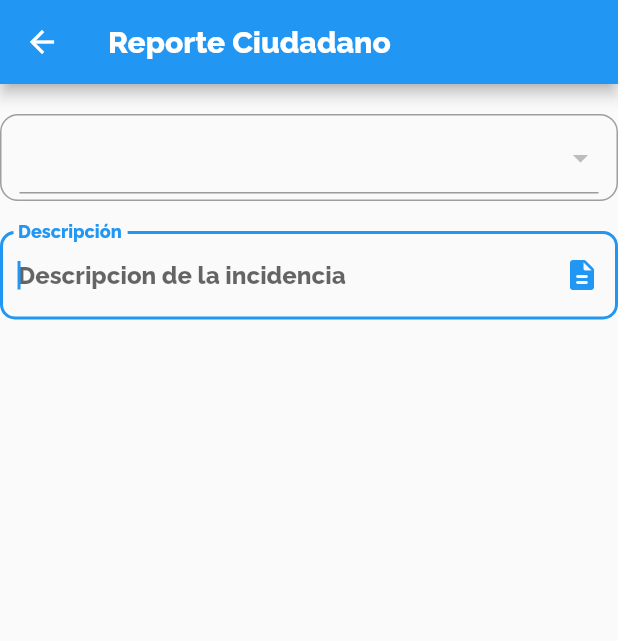
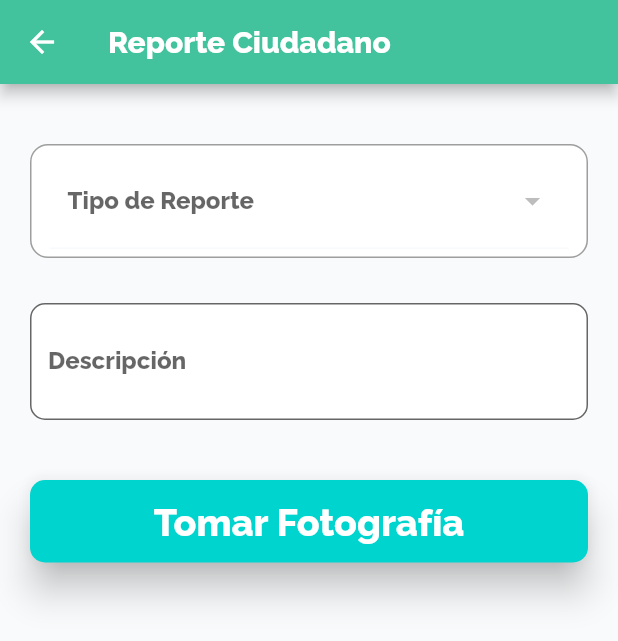
Before and after one commit to paoyomira/app_sucre, a Flutter app: the CitizenReportScreen screen opened by its route, on a phone screen of 412 x 824 dp. Shown: the top 641 px of the screen. Run offline on Flutter 3.47's test engine with Material 2 defaults, Android fonts, the phone set to English and light mode, and no system bars; our stand-ins replace flutter_dotenv, flutter_secure_storage; accounts and stored records are empty; network calls fail.

Commit message:
mejora al disenio

```diff
--- a/lib/providers/app_providers/citizen_report_provider.dart
+++ b/lib/providers/app_providers/citizen_report_provider.dart
@@ -8,6 +8,7 @@ class CitizerReportFormProvider extends ChangeNotifier {
   String email = '';
   String password = '';
   IncidentsResponse? selectedOption;
+  String description = '';
 
   bool _isLoading = false;
   bool get isLoading => _isLoading;
--- a/lib/screens/incidents/incidents_screen.dart
+++ b/lib/screens/incidents/incidents_screen.dart
@@ -16,13 +16,13 @@ class IncidentsScreen extends StatelessWidget {
     // apiService.getIncidentTypes();
     return Scaffold(
         appBar: AppBar(
-            // title: const Text('Incidencias'),
-            ),
+          title: const Text('Incidencias'),
+        ),
         // drawer: const MenuWidget(),
         body: Container(
             color: const Color(0xffF8FAFB),
             padding: const EdgeInsets.all(20.0),
-            margin: const EdgeInsets.symmetric(vertical: 6.0),
+            margin: const EdgeInsets.symmetric(vertical: 16.0),
             child: ListView.builder(
                 itemCount: apiService.incidentsTypes.length,
                 scrollDirection: Axis.vertical,
--- a/lib/screens/login/login_screen.dart
+++ b/lib/screens/login/login_screen.dart
@@ -104,7 +104,7 @@ class _LoginForm extends StatelessWidget {
 
                       final String? errorMessage = await authService.loginUser(
                           loginForm.email, loginForm.password);
-                      print(errorMessage);
+                      // print(errorMessage);
                       if (errorMessage == null) {
                         Navigator.pushReplacementNamed(context, 'home');
                       } else {
--- a/lib/screens/reports/citizen_report_screen.dart
+++ b/lib/screens/reports/citizen_report_screen.dart
@@ -2,7 +2,6 @@
 import 'package:app_sucre/models/models.dart';
 import 'package:app_sucre/providers/providers.dart';
 import 'package:app_sucre/services/services.dart';
-import 'package:app_sucre/ui/input_decorations.dart';
 import 'package:flutter/material.dart';
 
 // Importaciones Aplicación
@@ -33,7 +32,10 @@ class _CitizenReportScreen extends State<CitizenReportScreen> {
         appBar: AppBar(
           title: const Text('Reporte Ciudadano'),
         ),
-        body: Form(
+        body: Container(
+          color: const Color(0xffF8FAFB),
+          padding: const EdgeInsets.all(20.0),
+          child: Form(
               key: reportForm.formKey,
               autovalidateMode: AutovalidateMode.onUserInteraction,
               child: Column(
@@ -43,10 +45,11 @@ class _CitizenReportScreen extends State<CitizenReportScreen> {
                   ),
                   Container(
                     decoration: BoxDecoration(
+                        color: Colors.white,
                         border: Border.all(color: Colors.grey, width: 1),
                         borderRadius: BorderRadius.circular(12)),
                     padding:
-                      const EdgeInsets.symmetric(horizontal: 12, vertical: 4),
+                        const EdgeInsets.symmetric(horizontal: 12, vertical: 5),
                     margin: const EdgeInsets.all(0),
                     child: Row(
                       children: <Widget>[
@@ -54,6 +57,13 @@ class _CitizenReportScreen extends State<CitizenReportScreen> {
                           child: DropdownButtonHideUnderline(
                             child: DropdownButtonFormField(
                                 value: reportForm.selectedOption,
+                                decoration: const InputDecoration(
+                                    fillColor: Colors.white,
+                                    filled: true,
+                                    labelText: 'Tipo de Reporte',
+                                    enabledBorder: UnderlineInputBorder(
+                                        borderSide: BorderSide(
+                                            color: Color(0xffF8FAFB)))),
                                 items: lista,
                                 isExpanded: true,
                                 onChanged: (opt) {
@@ -67,15 +77,61 @@ class _CitizenReportScreen extends State<CitizenReportScreen> {
                       ],
                     ),
                   ),
+                  const SizedBox(height: 30.0),
+                  TextFormField(
+                    minLines: 2,
+                    onChanged: (value) => reportForm.description = value,
+                    validator: (value) {
+                      return (value != null && value.length >= 6)
+                          ? null
+                          : 'Por lo menos 6 caracteres';
+                    },
+                    maxLines: 6,
+                    // autofocus: true,
+                    decoration: InputDecoration(
+                      hintText: 'Descripción del Reporte',
+                      labelText: 'Descripción',
+                      hoverColor: Colors.white,
+                      focusedBorder: OutlineInputBorder(
+                        borderSide: const BorderSide(
+                            color: Color(0xff24d7ca), width: 2.0),
+                        borderRadius: BorderRadius.circular(15.0),
+                      ),
+                      fillColor: Colors.white,
+                      filled: true,
+                      floatingLabelStyle: TextStyle(
+                        color: Colors.black87,
+                      ),
+                      border: OutlineInputBorder(
+                        borderRadius: BorderRadius.circular(10.0),
+                      ),
+                      // suffixIcon: const Icon(Icons.description_outlined),
+                    ),
+                    // onChanged: (valor) {},
+                  ),
                   const SizedBox(height: 20.0),
-                const IncidenceDescriptionWidget(),
-                const SizedBox(height: 20.0),
+                  const SizedBox(
+                    height: 20.0,
+                  ),
+                  EvidencePhotosButtonWidget(),
                 ],
-            )));
+              )),
+        ));
     // Form(
     // key: reportForm.formKey,
     // autovalidateMode: AutovalidateMode.onUserInteraction,
     // child:));
+  }
+
+  Widget evidence() {
+    return Column(
+      mainAxisAlignment: MainAxisAlignment.start,
+      crossAxisAlignment: CrossAxisAlignment.start,
+      children: const [
+        SizedBox(height: 20.0),
+        Text('Evidencia Fotográfica'),
+      ],
+    );
   }
 }
 // class CitizenReportScreen extends StatelessWidget {
--- a/lib/services/app_services/generalapi_service.dart
+++ b/lib/services/app_services/generalapi_service.dart
@@ -59,7 +59,7 @@ class ApiService extends ChangeNotifier {
       'fechadesde': DateTime.now().add(const Duration(days: -30)).toString(),
       'fechahasta': DateTime.now().toString()
     };
-    print(dateRange);
+    // print(dateRange);
 
     final url =
         Uri.https(_baseUrl, 'api/listar-reporte-incidencia-fecha', dateRange);
@@ -71,8 +71,8 @@ class ApiService extends ChangeNotifier {
         .toList();
 
     notifyListeners();
-    print('reports');
-    print(reports);
+    // print('reports');
+    // print(reports);
     return reports;
   }
 
--- a/lib/widgets/buttons/evidence_photos_button_widget.dart
+++ b/lib/widgets/buttons/evidence_photos_button_widget.dart
@@ -9,27 +9,37 @@ class EvidencePhotosButtonWidget extends StatelessWidget {
 
   @override
   Widget build(BuildContext context) {
-    return TextButton(
-        onPressed: () {
-          Navigator.push(
-            context,
-            MaterialPageRoute(
-                builder: (context) => const LatestReportsScreen()),
-          );
-        },
-        child: const Padding(
-          padding: EdgeInsets.all(10),
-          child: Text(
-            'Reportar Incidencia',
-            style: TextStyle(color: Colors.white, fontSize: 25.0),
+    return ElevatedButton(
+      style: ElevatedButton.styleFrom(
+          primary: Color(0xff00D4CE),
+          minimumSize: Size.fromHeight(40),
+          elevation: 10.0,
+          shadowColor: Colors.black,
+          shape: RoundedRectangleBorder(
+            borderRadius: BorderRadius.circular(10.0),
+          )
+          // fromHeight use double.infinity as width and 40 is the height
           ),
+      onPressed: () {
+        // Navigator.push(
+        //   context,
+        //   MaterialPageRoute(builder: (context) => const LatestReportsScreen()),
+        // );
+      },
+      child: const Padding(
+        padding: EdgeInsets.all(13.0),
+        child: Text(
+          'Tomar Fotografía',
+          style: TextStyle(color: Colors.white, fontSize: 25.0),
         ),
-        style: TextButton.styleFrom(
-            elevation: 10.0,
-            shadowColor: Colors.black,
-            backgroundColor: const Color(0xff00D4CE),
-            shape: RoundedRectangleBorder(
-              borderRadius: BorderRadius.circular(10.0),
-            )));
+      ),
+      // style: ButtonStyle.styleFrom(
+      //     elevation: 10.0,
+      //     shadowColor: Colors.black,
+      //     backgroundColor: const Color(0xff00D4CE),
+      //     shape: RoundedRectangleBorder(
+      //       borderRadius: BorderRadius.circular(10.0),
+      //     ))
+    );
   }
 }
--- a/lib/widgets/cards/home_card_widget.dart
+++ b/lib/widgets/cards/home_card_widget.dart
@@ -35,8 +35,10 @@ class HomeCardWidget extends StatelessWidget {
                 child: Icon(
                   icon,
                   size: 35,
+                  color: Color(0xffd7e5da),
                 ),
                 radius: 30,
+                backgroundColor: Color(0xff43c39d),
               ),
               const SizedBox(height: 30),
               Text(textButton,
--- a/lib/widgets/inputs/incidence_description_widget.dart
+++ b/lib/widgets/inputs/incidence_description_widget.dart
@@ -11,14 +11,27 @@ class IncidenceDescriptionWidget extends StatelessWidget {
   @override
   Widget build(BuildContext context) {
     return TextFormField(
-      autofocus: true,
+      minLines: 2,
+      maxLines: 6,
+      // autofocus: true,
       decoration: InputDecoration(
+        hintText: 'Descripción del Reporte',
+        labelText: 'Descripción',
+        hoverColor: Colors.white,
+        focusedBorder: OutlineInputBorder(
+          borderSide: const BorderSide(color: Color(0xff24d7ca), width: 2.0),
+          borderRadius: BorderRadius.circular(15.0),
+        ),
+        fillColor: Colors.white,
+        filled: true,
+        floatingLabelStyle: TextStyle(
+          color: Colors.black87,
+        ),
         border: OutlineInputBorder(
           borderRadius: BorderRadius.circular(10.0),
         ),
-        hintText: 'Descripcion de la incidencia',
-        labelText: 'Descripción',
-        suffixIcon: const Icon(Icons.description_rounded),
+
+        // suffixIcon: const Icon(Icons.description_outlined),
       ),
       onChanged: (valor) {},
     );
--- a/lib/widgets/inputs/incidence_detail_widget.dart
+++ b/lib/widgets/inputs/incidence_detail_widget.dart
@@ -1,6 +1,4 @@
 // Importaciones Flutter
-import 'dart:convert';
-
 import 'package:app_sucre/services/services.dart';
 import 'package:flutter/material.dart';
 
```
Also changed, not shown: lib/main.dart (+8 -4 lines), lib/screens/home/home_screen.dart (+7 -9 lines), lib/widgets/cards/incident_card_widget.dart (+12 -5 lines), lib/widgets/cards/latest_reports_card_widget.dart (+38 -4 lines). Lines whose indentation alone changed are shown as unchanged.
